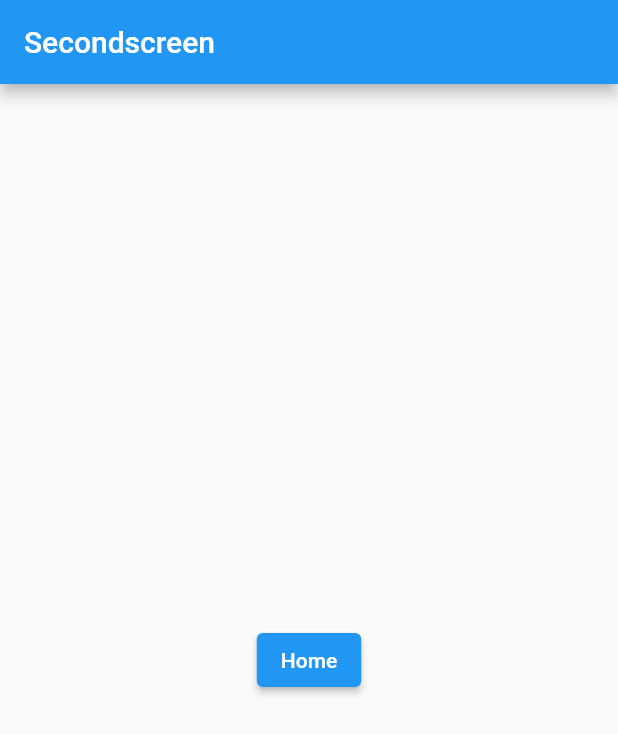
After one commit to amisha64/tourism, a Flutter app: the screen it shows after launch, after a tap on "Explore", on a phone screen of 412 x 824 dp. The commit adds this screen. Shown: the top 734 px of the screen. Run offline on Flutter 3.47's test engine with Material 2 defaults, Android fonts, the phone set to English and light mode, and no system bars.

Commit message:
Updated code

```diff
--- a/lib/home.dart
+++ b/lib/home.dart
@@ -1,5 +1,7 @@
 import 'package:flutter/material.dart';
 import 'textInput.dart';
+import 'explore.dart';
+import 'secondscreen.dart';
 
 class homescreen extends StatelessWidget{
   @override
@@ -27,10 +29,21 @@ class homescreen extends StatelessWidget{
             ListTile(
               title: Text("Home"),
               trailing:  Icon(Icons.arrow_forward),
+              onTap: (){
+                Navigator.of(context).pop();
+                Navigator.of(context).push(MaterialPageRoute(
+                  builder: (BuildContext context) => homescreen()
+                ));
+              },
             ),
             ListTile(
               title: Text("Explore"),
               trailing:  Icon(Icons.arrow_forward),
+              onTap: (){
+                Navigator.of(context).pop();
+                Navigator.of(context).push(MaterialPageRoute(
+                    builder: (BuildContext context) => Explore()));
+              },
             ),
           ],
         ),
@@ -40,6 +53,14 @@ class homescreen extends StatelessWidget{
           children: [
             Image.asset('assets/images/homeimg.jpg', alignment: Alignment.center),
             textInput(),
+            ElevatedButton(
+                child: Text("Explore"),
+                onPressed: () {
+                  Navigator.push(context,
+                      MaterialPageRoute(builder: (context) => Secondscreen(),)
+                  );
+                },
+            ),
           ]
         ),
       ),
--- /dev/null
+++ b/lib/secondscreen.dart
@@ -0,0 +1,21 @@
+import 'package:flutter/material.dart';
+
+class Secondscreen extends StatelessWidget{
+  @override
+  Widget build(BuildContext context){
+    return MaterialApp(
+      title:"Tourism App",
+      home: Scaffold(
+        appBar: AppBar(title: Text("Secondscreen"),
+        ),
+        body: Center(
+          child: ElevatedButton(
+              onPressed: () {
+                Navigator.pop(context);
+              }
+              , child: Text("Home"))
+        ),
+      ),
+    );
+  }
+}
--- a/lib/textInput.dart
+++ b/lib/textInput.dart
@@ -14,6 +14,7 @@ class input extends State<textInput>{
           padding: EdgeInsets.symmetric(horizontal: 8, vertical: 12),
         child: TextField(
           decoration: InputDecoration(
+            border: OutlineInputBorder(),
             hintText: "Place"
           ),
         ),
```
Also changed, not shown: lib/explore.dart (added, +39 -0 lines).
